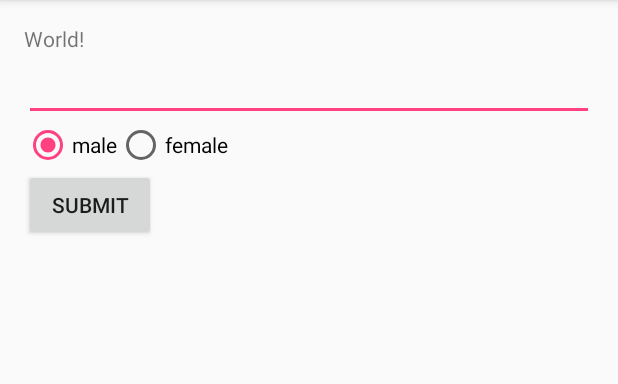
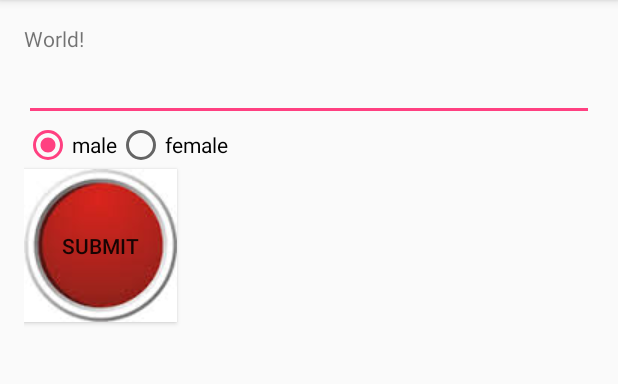
Before and after one commit to emily65/android-271, an Android app: the screen it shows after launch (MainActivity), on a phone screen of 412 x 824 dp, the part 84-468 px from its top. Run offline under Robolectric (Android 15) with nearby library versions, the phone set to English and light mode, and no system bars.

```diff
--- /dev/null
+++ b/SimpleUI/app/src/main/res/drawable/button.xml
@@ -0,0 +1,10 @@
+<?xml version="1.0" encoding="utf-8"?>
+<selector xmlns:android="http://schemas.android.com/apk/res/android">
+    <item android:state_pressed="false" android:drawable="@drawable/images"></item>
+    <item android:state_pressed="true">
+        <shape>
+            <solid android:color="@color/colorPrimaryDark"></solid>
+            <corners android:radius="30dp"></corners>
+        </shape>
+    </item>
+</selector>
--- a/SimpleUI/app/src/main/res/layout/activity_main.xml
+++ b/SimpleUI/app/src/main/res/layout/activity_main.xml
@@ -23,7 +23,8 @@
         android:onClick="submit"
         android:layout_below="@+id/radioGroup"
         android:layout_alignParentLeft="true"
-        android:layout_alignParentStart="true" />
+        android:layout_alignParentStart="true"
+        android:background="@drawable/button" />
 
     <EditText
         android:layout_width="wrap_content"
```
Also changed, not shown: SimpleUI/app/src/main/java/com/example/user/simpleui/MainActivity.java (+13 -0 lines), SimpleUI/app/src/main/res/drawable/images.jpg (added).
